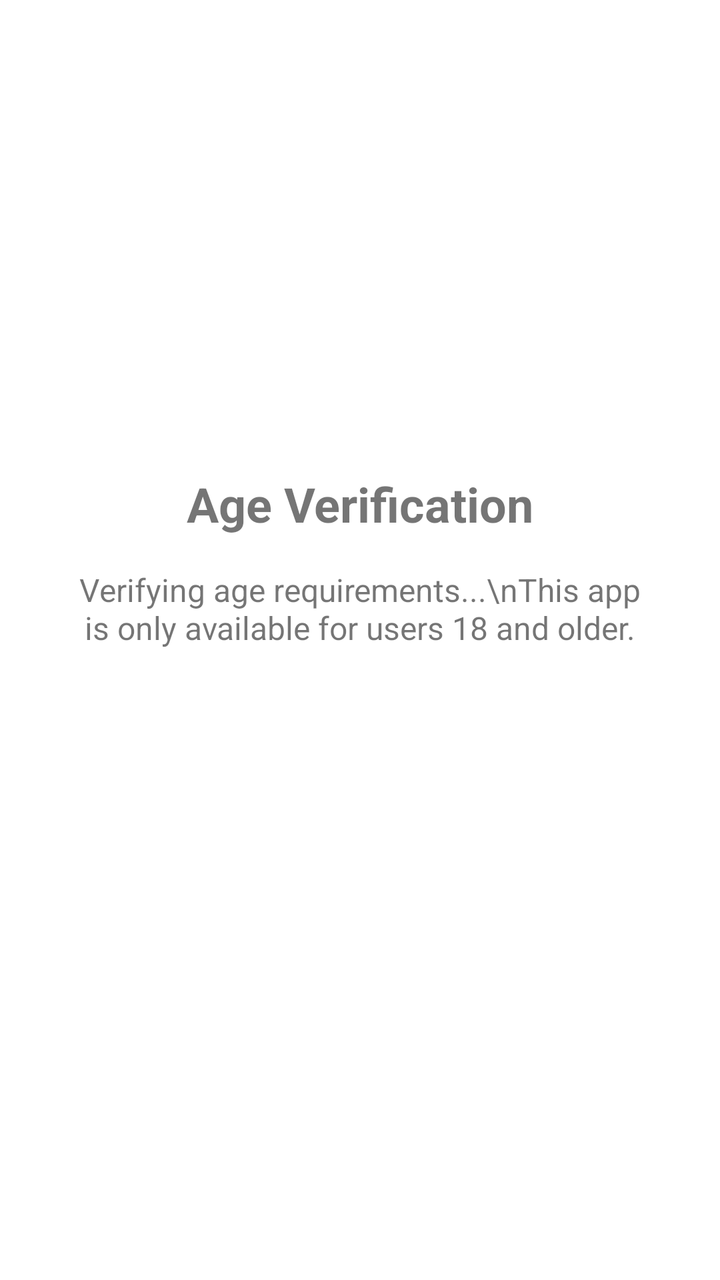
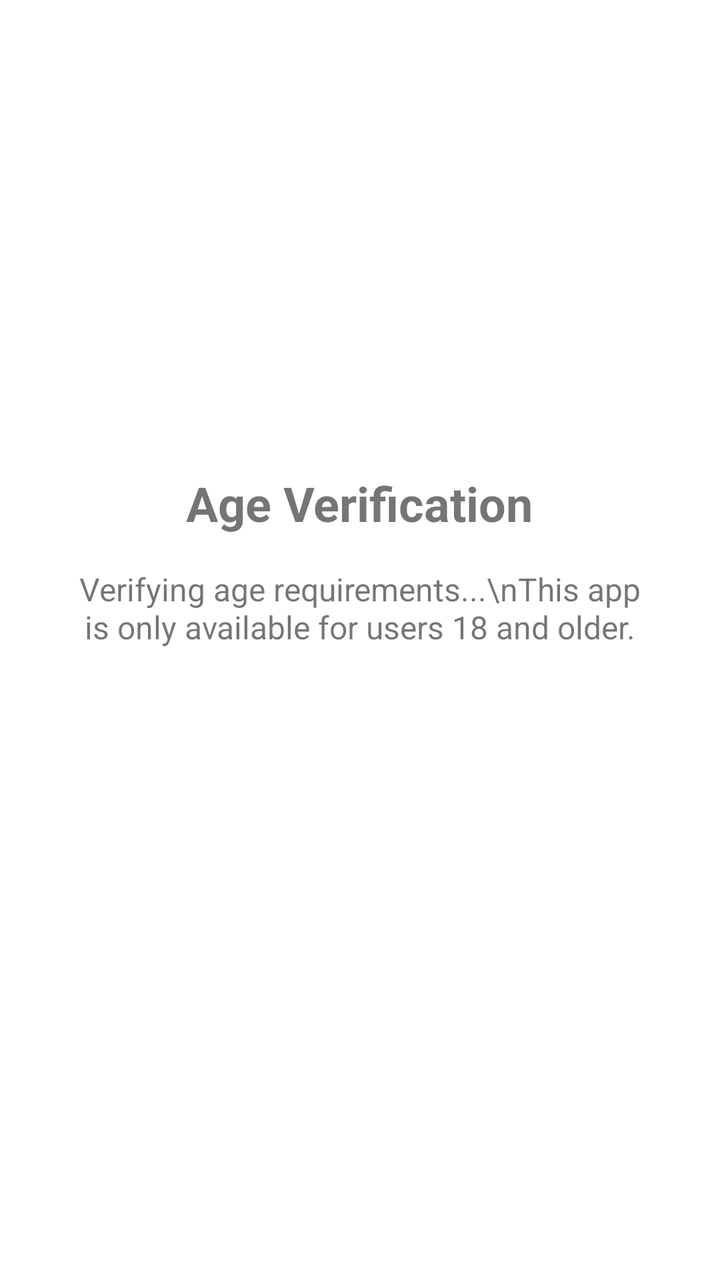

The first picture is an Android layout as it rendered before a commit; the second is the same layout after the commit. The layout source and the unified diff follow.
<!-- AndroidManifest.xml: application theme Theme.ClassicsViewer -->
<!-- res/layout/activity_age_verification.xml -->
<?xml version="1.0" encoding="utf-8"?>
<androidx.constraintlayout.widget.ConstraintLayout
    xmlns:android="http://schemas.android.com/apk/res/android"
    xmlns:app="http://schemas.android.com/apk/res-auto"
    android:layout_width="match_parent"
    android:layout_height="match_parent"
    android:padding="32dp">

    <TextView
        android:id="@+id/verificationTitle"
        android:layout_width="wrap_content"
        android:layout_height="wrap_content"
        android:text="Age Verification"
        android:textSize="24sp"
        android:textStyle="bold"
        app:layout_constraintTop_toTopOf="parent"
        app:layout_constraintBottom_toTopOf="@+id/verificationMessage"
        app:layout_constraintStart_toStartOf="parent"
        app:layout_constraintEnd_toEndOf="parent"
        app:layout_constraintVertical_chainStyle="packed" />

    <TextView
        android:id="@+id/verificationMessage"
        android:layout_width="0dp"
        android:layout_height="wrap_content"
        android:text="Verifying age requirements...\nThis app is only available for users 18 and older."
        android:textSize="16sp"
        android:gravity="center"
        android:layout_marginTop="16dp"
        app:layout_constraintTop_toBottomOf="@+id/verificationTitle"
        app:layout_constraintBottom_toTopOf="@+id/verificationProgress"
        app:layout_constraintStart_toStartOf="parent"
        app:layout_constraintEnd_toEndOf="parent" />

    <ProgressBar
        android:id="@+id/verificationProgress"
        style="@style/Widget.AppCompat.ProgressBar"
        android:layout_width="wrap_content"
        android:layout_height="wrap_content"
        android:layout_marginTop="32dp"
        app:layout_constraintTop_toBottomOf="@+id/verificationMessage"
        app:layout_constraintBottom_toTopOf="@+id/retryButton"
        app:layout_constraintStart_toStartOf="parent"
        app:layout_constraintEnd_toEndOf="parent" />

    <Button
        android:id="@+id/retryButton"
        android:layout_width="wrap_content"
        android:layout_height="wrap_content"
        android:text="Retry"
        android:visibility="gone"
        android:layout_marginTop="16dp"
        app:layout_constraintTop_toBottomOf="@+id/verificationProgress"
        app:layout_constraintBottom_toBottomOf="parent"
        app:layout_constraintStart_toStartOf="parent"
        app:layout_constraintEnd_toEndOf="parent" />

</androidx.constraintlayout.widget.ConstraintLayout>
<!-- resources referenced by this layout -->
<resources>
  <style name="Theme.ClassicsViewer" parent="Theme.MaterialComponents.DayNight.DarkActionBar">
          <item name="colorPrimary">@color/purple_500</item>
          <item name="colorPrimaryVariant">@color/purple_700</item>
          <item name="colorOnPrimary">@color/white</item>
          <item name="colorSecondary">@color/teal_200</item>
          <item name="colorSecondaryVariant">@color/teal_700</item>
          <item name="colorOnSecondary">@color/black</item>
          <item name="materialAlertDialogTheme">@style/CustomAlertDialog</item>
      </style>
  <color name="purple_500">#FF6200EE</color>
  <color name="purple_700">#FF3700B3</color>
  <color name="white">#FFFFFFFF</color>
  <color name="teal_200">#FF03DAC5</color>
  <color name="teal_700">#FF018786</color>
  <color name="black">#FF000000</color>
  <style name="CustomAlertDialog" parent="ThemeOverlay.MaterialComponents.MaterialAlertDialog">
          <item name="buttonBarPositiveButtonStyle">@style/PositiveButtonStyle</item>
          <item name="buttonBarNegativeButtonStyle">@style/NegativeButtonStyle</item>
      </style>
  <style name="PositiveButtonStyle" parent="Widget.MaterialComponents.Button.TextButton.Dialog">
          <item name="android:textColor">#FFFFFF</item>
      </style>
  <style name="NegativeButtonStyle" parent="Widget.MaterialComponents.Button.TextButton.Dialog">
          <item name="android:textColor">#FFFFFF</item>
      </style>
</resources>

<!-- the commit's change to res/layout/activity_age_verification.xml (unified diff, before → after) -->
@@ -6,53 +6,101 @@
     android:layout_height="match_parent"
     android:padding="32dp">
 
-    <TextView
-        android:id="@+id/verificationTitle"
-        android:layout_width="wrap_content"
-        android:layout_height="wrap_content"
-        android:text="Age Verification"
-        android:textSize="24sp"
-        android:textStyle="bold"
+    <ScrollView
+        android:layout_width="0dp"
+        android:layout_height="0dp"
+        android:fillViewport="true"
         app:layout_constraintTop_toTopOf="parent"
-        app:layout_constraintBottom_toTopOf="@+id/verificationMessage"
-        app:layout_constraintStart_toStartOf="parent"
-        app:layout_constraintEnd_toEndOf="parent"
-        app:layout_constraintVertical_chainStyle="packed" />
-
-    <TextView
-        android:id="@+id/verificationMessage"
-        android:layout_width="0dp"
-        android:layout_height="wrap_content"
-        android:text="Verifying age requirements...\nThis app is only available for users 18 and older."
-        android:textSize="16sp"
-        android:gravity="center"
-        android:layout_marginTop="16dp"
-        app:layout_constraintTop_toBottomOf="@+id/verificationTitle"
-        app:layout_constraintBottom_toTopOf="@+id/verificationProgress"
-        app:layout_constraintStart_toStartOf="parent"
-        app:layout_constraintEnd_toEndOf="parent" />
-
-    <ProgressBar
-        android:id="@+id/verificationProgress"
-        style="@style/Widget.AppCompat.ProgressBar"
-        android:layout_width="wrap_content"
-        android:layout_height="wrap_content"
-        android:layout_marginTop="32dp"
-        app:layout_constraintTop_toBottomOf="@+id/verificationMessage"
-        app:layout_constraintBottom_toTopOf="@+id/retryButton"
-        app:layout_constraintStart_toStartOf="parent"
-        app:layout_constraintEnd_toEndOf="parent" />
-
-    <Button
-        android:id="@+id/retryButton"
-        android:layout_width="wrap_content"
-        android:layout_height="wrap_content"
-        android:text="Retry"
-        android:visibility="gone"
-        android:layout_marginTop="16dp"
-        app:layout_constraintTop_toBottomOf="@+id/verificationProgress"
         app:layout_constraintBottom_toBottomOf="parent"
         app:layout_constraintStart_toStartOf="parent"
-        app:layout_constraintEnd_toEndOf="parent" />
+        app:layout_constraintEnd_toEndOf="parent">
+
+        <LinearLayout
+            android:layout_width="match_parent"
+            android:layout_height="wrap_content"
+            android:orientation="vertical"
+            android:gravity="center">
+
+            <TextView
+                android:id="@+id/verificationTitle"
+                android:layout_width="wrap_content"
+                android:layout_height="wrap_content"
+                android:text="Age Verification"
+                android:textSize="24sp"
+                android:textStyle="bold" />
+
+            <TextView
+                android:id="@+id/verificationMessage"
+                android:layout_width="match_parent"
+                android:layout_height="wrap_content"
+                android:text="Verifying age requirements...\nThis app is only available for users 18 and older."
+                android:textSize="16sp"
+                android:gravity="center"
+                android:layout_marginTop="16dp" />
+
+            <ProgressBar
+                android:id="@+id/verificationProgress"
+                style="@style/Widget.AppCompat.ProgressBar"
+                android:layout_width="wrap_content"
+                android:layout_height="wrap_content"
+                android:layout_marginTop="32dp" />
+
+            
+            <Button
+                android:id="@+id/playStoreButton"
+                android:layout_width="wrap_content"
+                android:layout_height="wrap_content"
+                android:text="Open Google Play"
+                android:visibility="gone"
+                android:layout_marginTop="16dp" />
+
+            <Button
+                android:id="@+id/retryButton"
+                android:layout_width="wrap_content"
+                android:layout_height="wrap_content"
+                android:text="Retry"
+                android:visibility="gone"
+                android:layout_marginTop="16dp" />
+
+            
+            <LinearLayout
+                android:id="@+id/declarationGroup"
+                android:layout_width="match_parent"
+                android:layout_height="wrap_content"
+                android:orientation="vertical"
+                android:gravity="center"
+                android:visibility="gone"
+                android:layout_marginTop="8dp">
+
+                <TextView
+                    android:id="@+id/declarationPrompt"
+                    android:layout_width="match_parent"
+                    android:layout_height="wrap_content"
+                    android:text="Enter your date of birth to continue."
+                    android:textSize="16sp"
+                    android:gravity="center"
+                    android:layout_marginTop="8dp" />
+
+                
+                <DatePicker
+                    android:id="@+id/birthDatePicker"
+                    android:layout_width="wrap_content"
+                    android:layout_height="wrap_content"
+                    android:layout_marginTop="16dp"
+                    android:calendarViewShown="false"
+                    android:datePickerMode="spinner" />
+
+                <Button
+                    android:id="@+id/declarationContinue"
+                    android:layout_width="wrap_content"
+                    android:layout_height="wrap_content"
+                    android:text="Continue"
+                    android:layout_marginTop="16dp" />
+
+            </LinearLayout>
+
+        </LinearLayout>
+
+    </ScrollView>
 
 </androidx.constraintlayout.widget.ConstraintLayout>
